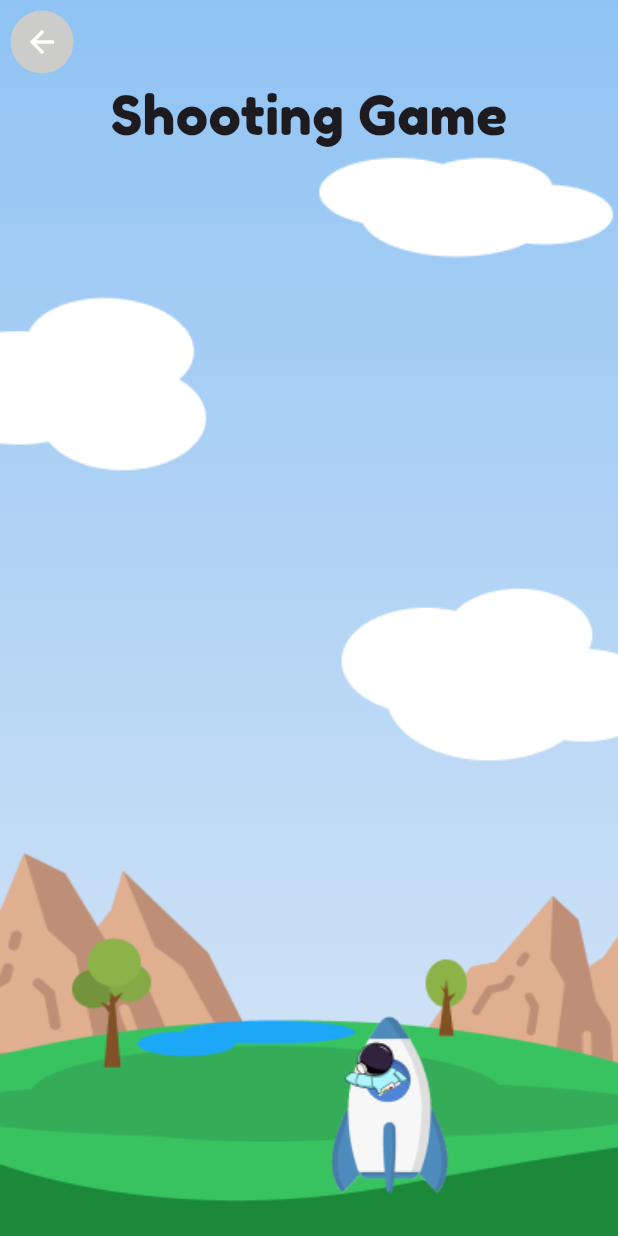
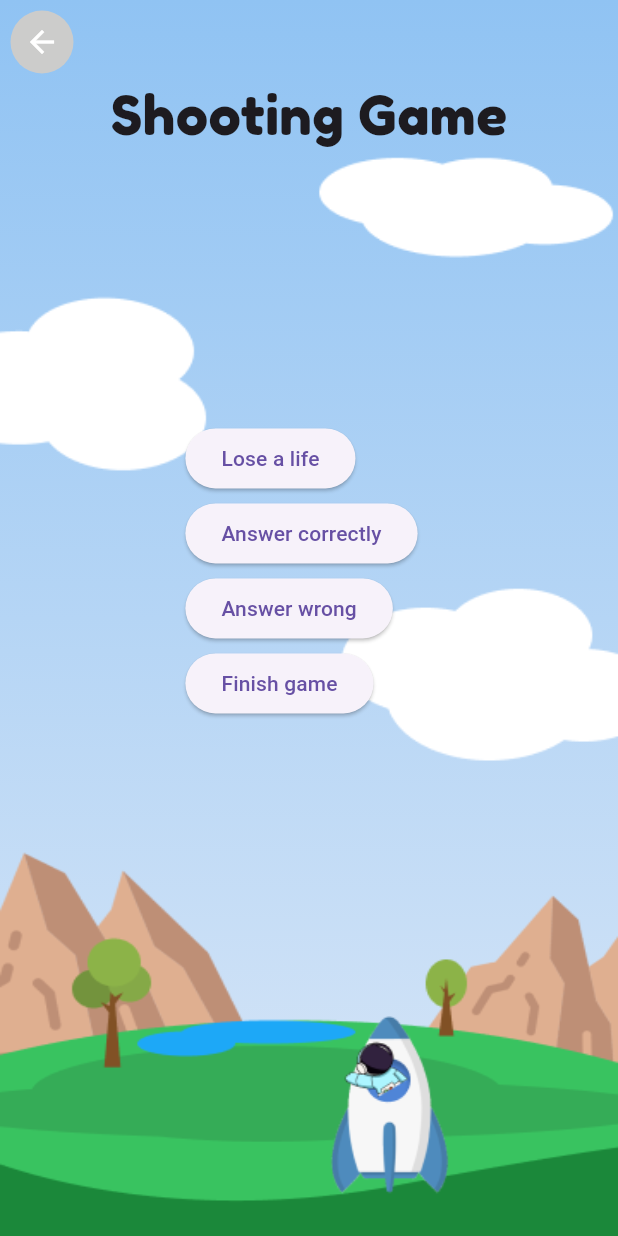
Before and after one commit to jorgetrejo36/explore, a Flutter app: the ShootingGameStateful screen opened directly, on a phone screen of 412 x 824 dp. Run offline on Flutter 3.47's test engine with Material 3 defaults, Android fonts, the phone set to English and light mode, and no system bars; our stand-ins replace flutter_svg, realm, stroke_text; generated files the repository leaves out were written again.

Commit message:
Added shooting game basic functionality

```diff
--- a/lib/widgets/shooting_game.dart
+++ b/lib/widgets/shooting_game.dart
@@ -1,21 +1,51 @@
 import 'package:flutter/material.dart';
 
+import '../screens/game_result_screen.dart';
 import '../screens/planet_map_screen.dart';
+// ignore: unused_import
+import 'shooting_themes.dart';
 
 // The Shooting Game's contents are included here.
 // Currently a skeleton of the base game (some elements/art).
-// Adding most basic functionality this week (lives, points,
-// game end/win and widgets).
+// Minimum functionality added; will implement with proper
+// moving, animations, and indicators this week + winning/losing.
+
+// Added most basic functionality (lives, points, game end).
 
 class ShootingGameStateful extends StatefulWidget {
   final GameTheme planet;
-  const ShootingGameStateful({super.key, required this.planet});
+  const ShootingGameStateful({Key? key, required this.planet}) : super(key: key);
 
   @override
   State<ShootingGameStateful> createState() => _ShootingGameState();
 }
 
 class _ShootingGameState extends State<ShootingGameStateful> {
+  int livesLeft = 3;
+  int problemsAnswered = 0;
+  double playerPosX = -185;
+
+  void loseLife() {
+    setState(() {
+      livesLeft--;
+      print('Lives Left: $livesLeft');
+    });
+  }
+
+  void answerCorrectly() {
+    setState(() {
+      problemsAnswered++;
+      print('Points: $problemsAnswered');
+      playerPosX += 115;
+    });
+  }
+
+  void answerWrong() {
+    setState(() {
+      print('Points: $problemsAnswered');
+      playerPosX -= 115;
+    });
+  }
 
   @override
   Widget build(BuildContext context) {
@@ -25,7 +55,6 @@ class _ShootingGameState extends State<ShootingGameStateful> {
       appBar: AppBar(
         backgroundColor: Colors.transparent,
         leading: Container(
-
           // Circle around back button.
           margin: const EdgeInsets.all(7),
           decoration: BoxDecoration(
@@ -43,20 +72,16 @@ class _ShootingGameState extends State<ShootingGameStateful> {
             ),
 
             // Navigate back when the back button is pressed.
-            // Note...in games, may want to make this always take you to
-            // LEVEL SELECT instead.
+            // Will be an issue on game end screen, update!
             onPressed: () => Navigator.pop(context),
           ),
-
         ),
       ),
-
       body: Stack(
         fit: StackFit.expand,
         children: [
-
           // Background sky gradient for the game (all art will
-          // change soon to use theming settings based on the planet).
+          // change soon to use shooting_themes.dart).
           Container(
             decoration: const BoxDecoration(
               gradient: LinearGradient(
@@ -69,7 +94,6 @@ class _ShootingGameState extends State<ShootingGameStateful> {
               ),
             ),
           ),
-
           // Clouds (sky_art) for the Earth shooting game.
           Positioned(
             top: 0,
@@ -80,7 +104,6 @@ class _ShootingGameState extends State<ShootingGameStateful> {
               fit: BoxFit.fitWidth,
             ),
           ),
-
           // Text at the top to display the skeleton title (temp).
           const Center(
             child: Column(
@@ -96,7 +119,6 @@ class _ShootingGameState extends State<ShootingGameStateful> {
               ],
             ),
           ),
-
           // Ground (ground_art) for the Earth shooting game.
           Positioned(
             bottom: 0,
@@ -107,17 +129,53 @@ class _ShootingGameState extends State<ShootingGameStateful> {
               fit: BoxFit.fill,
             ),
           ),
-
           // Player rocket (also temporary).
           Positioned(
             bottom: -325,
-            right: -185,
+            right: playerPosX,
             child: Image.asset(
               'assets/images/shooting_player.png',
               height: MediaQuery.of(context).size.height,
             ),
           ),
-
+          // Elevated buttons
+          Positioned(
+            bottom: MediaQuery.of(context).size.height * 0.6,
+            left: MediaQuery.of(context).size.width * 0.3,
+            child: ElevatedButton(
+              onPressed: () => loseLife(),
+              child: Text('Lose a life'),
+            ),
+          ),
+          Positioned(
+            bottom: MediaQuery.of(context).size.height * 0.6 - 50,
+            left: MediaQuery.of(context).size.width * 0.3,
+            child: ElevatedButton(
+              onPressed: () => answerCorrectly(),
+              child: Text('Answer correctly'),
+            ),
+          ),
+          Positioned(
+            bottom: MediaQuery.of(context).size.height * 0.6 - 100,
+            left: MediaQuery.of(context).size.width * 0.3,
+            child: ElevatedButton(
+              onPressed: () => answerWrong(),
+              child: Text('Answer wrong'),
+            ),
+          ),
+          Positioned(
+            bottom: MediaQuery.of(context).size.height * 0.6 - 150,
+            left: MediaQuery.of(context).size.width * 0.3,
+            child: ElevatedButton(
+              onPressed: () => Navigator.pushReplacement(
+                context,
+                MaterialPageRoute(
+                  builder: (context) => const GameResultScreen(),
+                ),
+              ),
+              child: const Text("Finish game"),
+            ),
+          ),
         ],
       ),
     );
```
Also changed, not shown: lib/widgets/shooting_themes.dart (added, +58 -0 lines).
